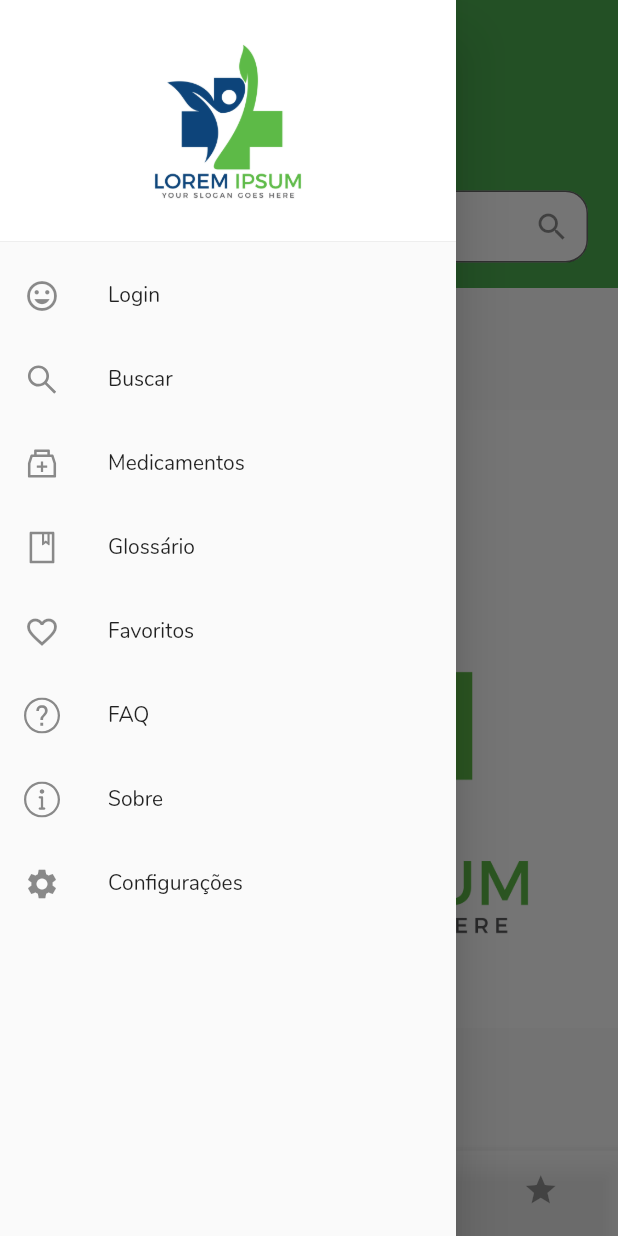
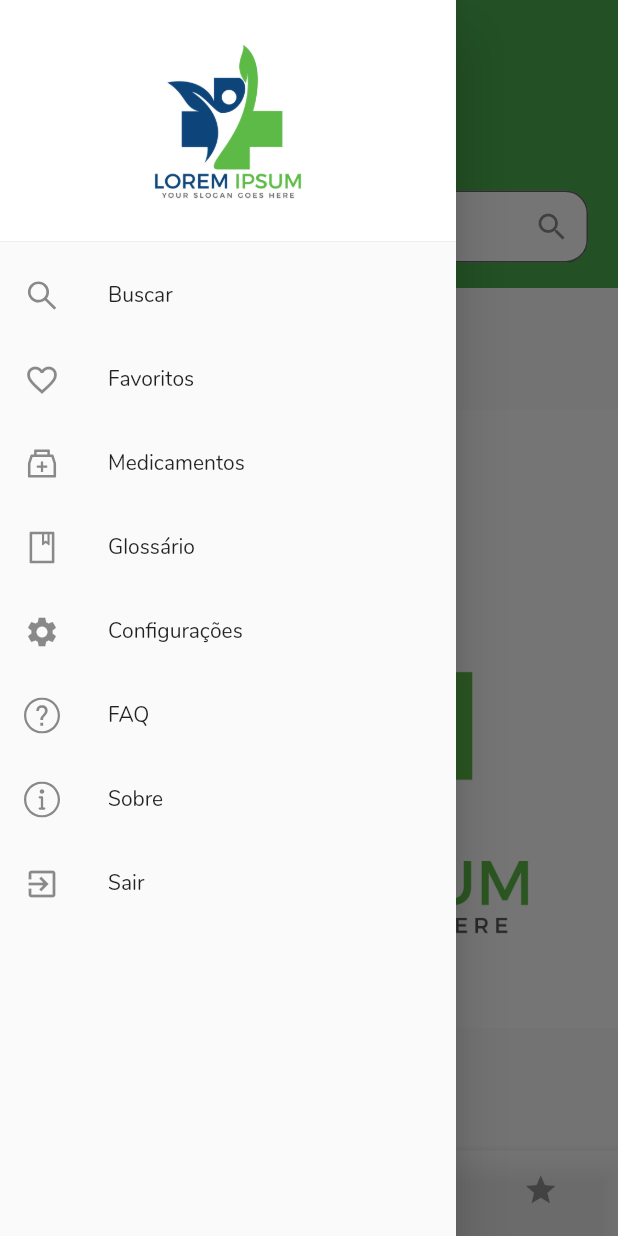
Before and after one commit to institutosocialtech/mpi-brasil, a Flutter app: the HomePage screen opened by its route, with the side drawer open, on a phone screen of 412 x 824 dp. Run offline on Flutter 3.47's test engine with Material 2 defaults, Android fonts, the phone set to English and light mode, and no system bars; our stand-ins replace diacritic, flutter_icons, flutter_speed_dial, share, shared_preferences; missing offline and left inert: flutter_mailer, grouped_buttons, markdown_widget; accounts and stored records are empty; generated files the repository leaves out were written again.

Commit message:
drawer: reorder the elements and replace the login entry with logout

```diff
--- a/lib/widgets/drawer.dart
+++ b/lib/widgets/drawer.dart
@@ -1,5 +1,8 @@
 import 'package:flutter/material.dart';
 import 'package:flutter_icons/flutter_icons.dart';
+import 'package:provider/provider.dart';
+import '../providers/auth.dart';
+
 
 class AppDrawer extends StatelessWidget {
   @override
@@ -18,28 +21,23 @@ class AppDrawer extends StatelessWidget {
             ),
           ),
           ListTile(
-            leading: Icon(
-              Icons.tag_faces,
-            ),
-            title: Text('Login'),
-            onTap: () {
-              Navigator.popAndPushNamed(context, '/auth');
-            },
-          ),
-          ListTile(
-            leading: Icon(
-                AntDesign.search1
-            ),
+            leading: Icon(AntDesign.search1),
             title: Text('Buscar'),
             onTap: () {
               Navigator.popAndPushNamed(context, '/search');
             },
           ),
-
           ListTile(
             leading: Icon(
-                AntDesign.medicinebox
+              MaterialIcons.favorite_border,
             ),
+            title: Text('Favoritos'),
+            onTap: () {
+              Navigator.popAndPushNamed(context, '/favorites_overview');
+            },
+          ),
+          ListTile(
+            leading: Icon(AntDesign.medicinebox),
             title: Text('Medicamentos'),
             onTap: () {
               Navigator.popAndPushNamed(context, '/meds_overview');
@@ -56,11 +54,11 @@ class AppDrawer extends StatelessWidget {
           ),
           ListTile(
             leading: Icon(
-              MaterialIcons.favorite_border,
+              Icons.settings,
             ),
-            title: Text('Favoritos'),
+            title: Text('Configurações'),
             onTap: () {
-              Navigator.popAndPushNamed(context, '/favorites_overview');
+              Navigator.popAndPushNamed(context, '/settings');
             },
           ),
           ListTile(
@@ -83,11 +81,13 @@ class AppDrawer extends StatelessWidget {
           ),
           ListTile(
             leading: Icon(
-              Icons.settings,
+              Icons.exit_to_app,
             ),
-            title: Text('Configurações'),
+            title: Text('Sair'),
             onTap: () {
-              Navigator.popAndPushNamed(context, '/settings');
+              Navigator.pop(context);
+              Navigator.pushReplacementNamed(context, '/');
+              Provider.of<Auth>(context, listen: false).logout();
             },
           ),
         ],
```
